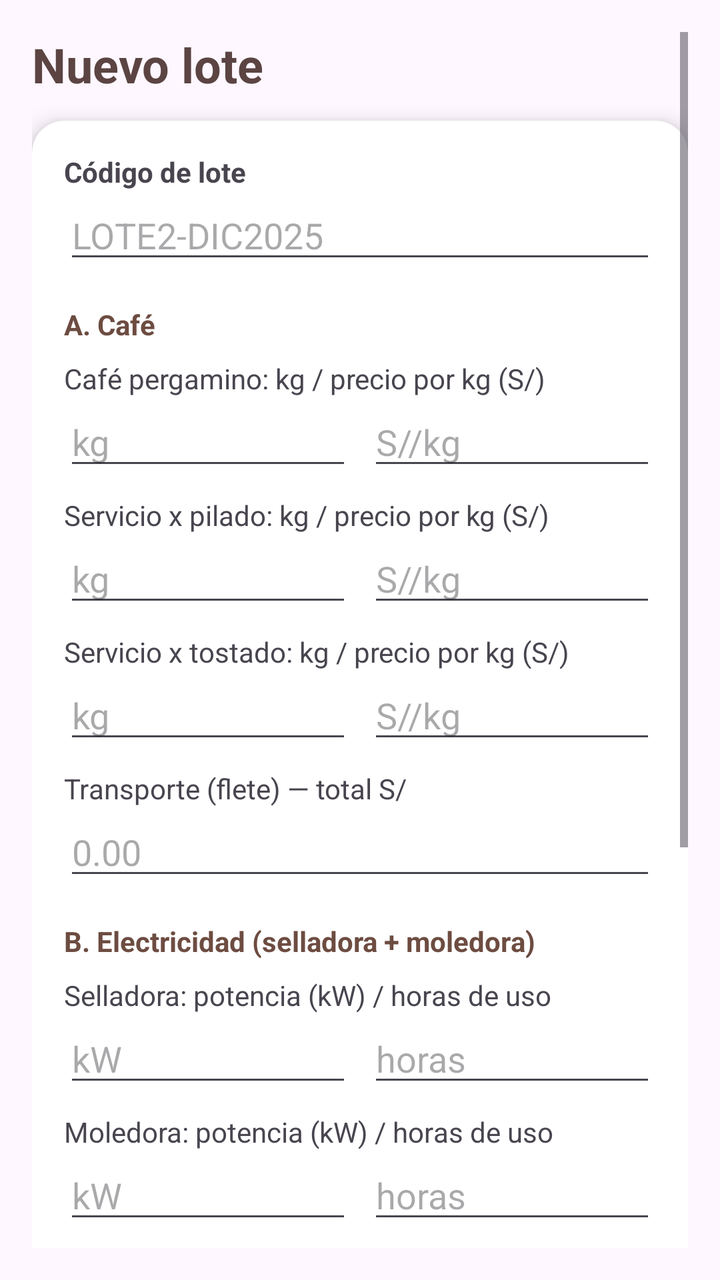
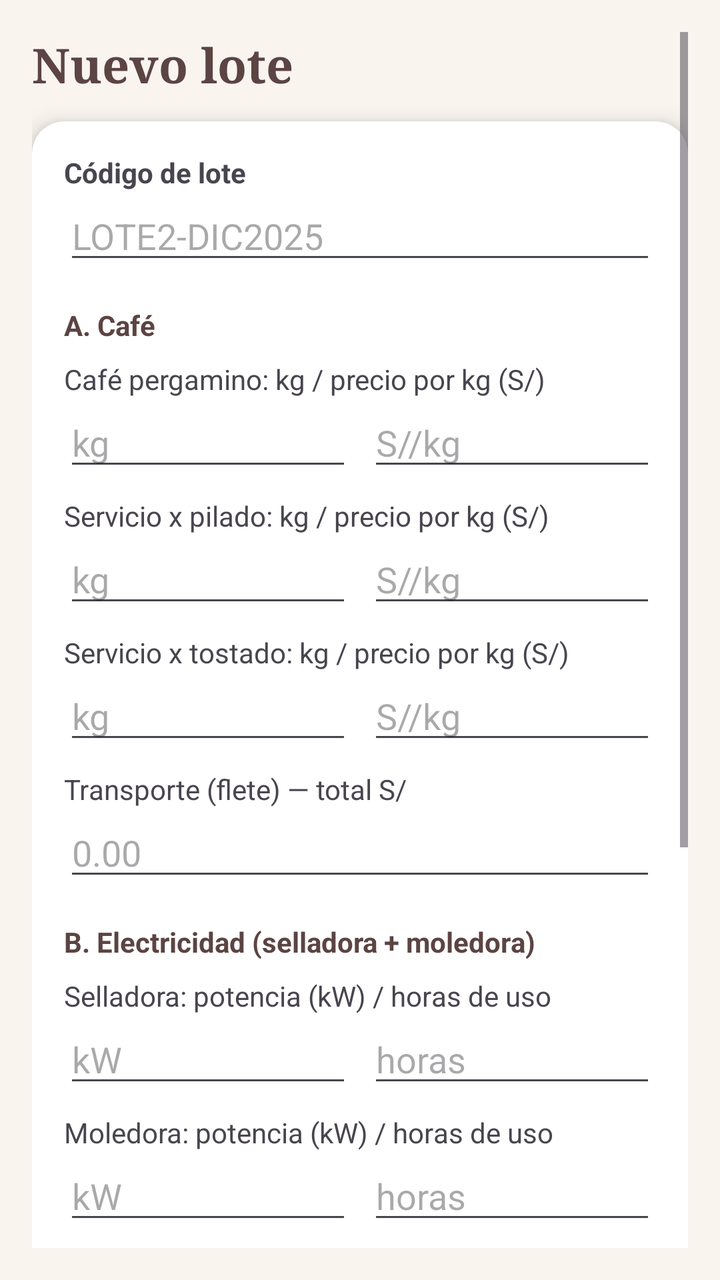

Screens rendered from an Android XML layout before and after an edit, with the pre-edit source and the edit as a unified diff.
<!-- AndroidManifest.xml: application theme Theme.CajaiCafeAdministracion -->
<!-- res/layout/activity_nuevo_lote.xml -->
<?xml version="1.0" encoding="utf-8"?>
<ScrollView xmlns:android="http://schemas.android.com/apk/res/android"
    xmlns:card_view="http://schemas.android.com/apk/res-auto"
    android:layout_width="match_parent"
    android:layout_height="match_parent"
    android:padding="16dp">

    <LinearLayout
        android:orientation="vertical"
        android:layout_width="match_parent"
        android:layout_height="wrap_content">

        <TextView
            android:layout_width="match_parent"
            android:layout_height="wrap_content"
            android:layout_gravity="center"
            android:layout_marginBottom="12dp"
            android:text="Nuevo lote"
            android:textColor="@color/cafeOscuro"
            android:textSize="24sp"
            android:textStyle="bold" />

        <androidx.cardview.widget.CardView
            android:layout_width="match_parent"
            android:layout_height="wrap_content"
            android:padding="16dp"
            card_view:contentPadding="16dp"
            android:backgroundTint="#FFFFFF"
            card_view:cardCornerRadius="16dp"
            card_view:cardElevation="6dp">

            <LinearLayout
                android:layout_width="match_parent"
                android:layout_height="wrap_content"
                android:orientation="vertical">

                <TextView android:text="Código de lote" android:textStyle="bold" android:layout_width="wrap_content" android:layout_height="wrap_content" />
                <EditText android:id="@+id/etCodigoLote" android:layout_width="match_parent" android:layout_height="wrap_content" android:hint="LOTE2-DIC2025" />

                <TextView android:text="A. Café" android:textStyle="bold" android:textColor="@color/cafeMedio" android:layout_marginTop="16dp" android:layout_width="wrap_content" android:layout_height="wrap_content" />

                <TextView android:text="Café pergamino: kg / precio por kg (S/)" android:layout_marginTop="8dp" android:layout_width="wrap_content" android:layout_height="wrap_content" />
                <LinearLayout android:orientation="horizontal" android:layout_width="match_parent" android:layout_height="wrap_content">
                    <EditText android:id="@+id/etPergaminoKg" android:layout_width="0dp" android:layout_weight="1" android:layout_marginEnd="8dp" android:inputType="numberDecimal" android:hint="kg" android:layout_height="wrap_content" />
                    <EditText android:id="@+id/etPergaminoPrecio" android:layout_width="0dp" android:layout_weight="1" android:inputType="numberDecimal" android:hint="S//kg" android:layout_height="wrap_content" />
                </LinearLayout>

                <TextView android:text="Servicio x pilado: kg / precio por kg (S/)" android:layout_marginTop="8dp" android:layout_width="wrap_content" android:layout_height="wrap_content" />
                <LinearLayout android:orientation="horizontal" android:layout_width="match_parent" android:layout_height="wrap_content">
                    <EditText android:id="@+id/etPiladoKg" android:layout_width="0dp" android:layout_weight="1" android:layout_marginEnd="8dp" android:inputType="numberDecimal" android:hint="kg" android:layout_height="wrap_content" />
                    <EditText android:id="@+id/etPiladoPrecio" android:layout_width="0dp" android:layout_weight="1" android:inputType="numberDecimal" android:hint="S//kg" android:layout_height="wrap_content" />
                </LinearLayout>

                <TextView android:text="Servicio x tostado: kg / precio por kg (S/)" android:layout_marginTop="8dp" android:layout_width="wrap_content" android:layout_height="wrap_content" />
                <LinearLayout android:orientation="horizontal" android:layout_width="match_parent" android:layout_height="wrap_content">
                    <EditText android:id="@+id/etTostadoKg" android:layout_width="0dp" android:layout_weight="1" android:layout_marginEnd="8dp" android:inputType="numberDecimal" android:hint="kg" android:layout_height="wrap_content" />
                    <EditText android:id="@+id/etTostadoPrecio" android:layout_width="0dp" android:layout_weight="1" android:inputType="numberDecimal" android:hint="S//kg" android:layout_height="wrap_content" />
                </LinearLayout>

                <TextView android:text="Transporte (flete) — total S/" android:layout_marginTop="8dp" android:layout_width="wrap_content" android:layout_height="wrap_content" />
                <EditText android:id="@+id/etFlete" android:layout_width="match_parent" android:inputType="numberDecimal" android:hint="0.00" android:layout_height="wrap_content" />

                <TextView android:text="B. Electricidad (selladora + moledora)" android:textStyle="bold" android:textColor="@color/cafeMedio" android:layout_marginTop="16dp" android:layout_width="wrap_content" android:layout_height="wrap_content" />

                <TextView android:text="Selladora: potencia (kW) / horas de uso" android:layout_marginTop="8dp" android:layout_width="wrap_content" android:layout_height="wrap_content" />
                <LinearLayout android:orientation="horizontal" android:layout_width="match_parent" android:layout_height="wrap_content">
                    <EditText android:id="@+id/etPotSelladora" android:layout_width="0dp" android:layout_weight="1" android:layout_marginEnd="8dp" android:inputType="numberDecimal" android:hint="kW" android:layout_height="wrap_content" />
                    <EditText android:id="@+id/etHorasSelladora" android:layout_width="0dp" android:layout_weight="1" android:inputType="numberDecimal" android:hint="horas" android:layout_height="wrap_content" />
                </LinearLayout>

                <TextView android:text="Moledora: potencia (kW) / horas de uso" android:layout_marginTop="8dp" android:layout_width="wrap_content" android:layout_height="wrap_content" />
                <LinearLayout android:orientation="horizontal" android:layout_width="match_parent" android:layout_height="wrap_content">
                    <EditText android:id="@+id/etPotMoledora" android:layout_width="0dp" android:layout_weight="1" android:layout_marginEnd="8dp" android:inputType="numberDecimal" android:hint="kW" android:layout_height="wrap_content" />
                    <EditText android:id="@+id/etHorasMoledora" android:layout_width="0dp" android:layout_weight="1" android:inputType="numberDecimal" android:hint="horas" android:layout_height="wrap_content" />
                </LinearLayout>

                <TextView android:text="Precio por kWh (según tu recibo de luz)" android:layout_marginTop="8dp" android:layout_width="wrap_content" android:layout_height="wrap_content" />
                <EditText android:id="@+id/etPrecioKwh" android:layout_width="match_parent" android:inputType="numberDecimal" android:hint="0.65" android:layout_height="wrap_content" />

                <TextView android:text="C. Empaque (temporal — total S/ de bolsas + stickers de esta compra)" android:textStyle="bold" android:textColor="@color/cafeMedio" android:layout_marginTop="16dp" android:layout_width="wrap_content" android:layout_height="wrap_content" />
                <EditText android:id="@+id/etEmpaqueTotal" android:layout_width="match_parent" android:inputType="numberDecimal" android:hint="0.00" android:layout_height="wrap_content" />

                <TextView android:text="Stock inicial de este lote (bolsas ya empacadas, si las hay)" android:textStyle="bold" android:textColor="@color/cafeMedio" android:layout_marginTop="16dp" android:layout_width="wrap_content" android:layout_height="wrap_content" />
                <LinearLayout android:orientation="horizontal" android:layout_width="match_parent" android:layout_height="wrap_content">
                    <EditText android:id="@+id/etStockBolsas12" android:layout_width="0dp" android:layout_weight="1" android:layout_marginEnd="8dp" android:inputType="number" android:hint="Bolsas 1/2kg" android:layout_height="wrap_content" />
                    <EditText android:id="@+id/etStockBolsas14" android:layout_width="0dp" android:layout_weight="1" android:inputType="number" android:hint="Bolsas 1/4kg" android:layout_height="wrap_content" />
                </LinearLayout>

                <Button
                    android:id="@+id/btnGuardarLote"
                    android:layout_width="match_parent"
                    android:layout_height="wrap_content"
                    android:layout_marginTop="20dp"
                    android:backgroundTint="@color/cafeOscuro"
                    android:textColor="#FFFFFF"
                    android:text="Guardar lote" />

            </LinearLayout>
        </androidx.cardview.widget.CardView>
    </LinearLayout>
</ScrollView>
<!-- resources referenced by this layout -->
<resources>
  <color name="cafeMedio">#6D4C41</color>
  <color name="cafeOscuro">#5B4442</color>
  <style name="Theme.CajaiCafeAdministracion" parent="Base.Theme.CajaiCafeAdministracion" />
  <style name="Base.Theme.CajaiCafeAdministracion" parent="Theme.Material3.DayNight.NoActionBar">
          
          
      </style>
</resources>

<!-- the commit's change to res/layout/activity_nuevo_lote.xml (unified diff, before → after) -->
@@ -16,8 +16,8 @@
             android:layout_gravity="center"
             android:layout_marginBottom="12dp"
             android:text="Nuevo lote"
-            android:textColor="@color/cafeOscuro"
-            android:textSize="24sp"
+            android:textColor="@color/textoMarca"
+            android:fontFamily="serif" android:textSize="24sp"
             android:textStyle="bold" />
 
         <androidx.cardview.widget.CardView
@@ -25,7 +25,7 @@
             android:layout_height="wrap_content"
             android:padding="16dp"
             card_view:contentPadding="16dp"
-            android:backgroundTint="#FFFFFF"
+            android:backgroundTint="@color/superficie"
             card_view:cardCornerRadius="16dp"
             card_view:cardElevation="6dp">
 
@@ -37,7 +37,7 @@
                 <TextView android:text="Código de lote" android:textStyle="bold" android:layout_width="wrap_content" android:layout_height="wrap_content" />
                 <EditText android:id="@+id/etCodigoLote" android:layout_width="match_parent" android:layout_height="wrap_content" android:hint="LOTE2-DIC2025" />
 
-                <TextView android:text="A. Café" android:textStyle="bold" android:textColor="@color/cafeMedio" android:layout_marginTop="16dp" android:layout_width="wrap_content" android:layout_height="wrap_content" />
+                <TextView android:text="A. Café" android:textStyle="bold" android:textColor="@color/textoMarca" android:layout_marginTop="16dp" android:layout_width="wrap_content" android:layout_height="wrap_content" />
 
                 <TextView android:text="Café pergamino: kg / precio por kg (S/)" android:layout_marginTop="8dp" android:layout_width="wrap_content" android:layout_height="wrap_content" />
                 <LinearLayout android:orientation="horizontal" android:layout_width="match_parent" android:layout_height="wrap_content">
@@ -60,7 +60,7 @@
                 <TextView android:text="Transporte (flete) — total S/" android:layout_marginTop="8dp" android:layout_width="wrap_content" android:layout_height="wrap_content" />
                 <EditText android:id="@+id/etFlete" android:layout_width="match_parent" android:inputType="numberDecimal" android:hint="0.00" android:layout_height="wrap_content" />
 
-                <TextView android:text="B. Electricidad (selladora + moledora)" android:textStyle="bold" android:textColor="@color/cafeMedio" android:layout_marginTop="16dp" android:layout_width="wrap_content" android:layout_height="wrap_content" />
+                <TextView android:text="B. Electricidad (selladora + moledora)" android:textStyle="bold" android:textColor="@color/textoMarca" android:layout_marginTop="16dp" android:layout_width="wrap_content" android:layout_height="wrap_content" />
 
                 <TextView android:text="Selladora: potencia (kW) / horas de uso" android:layout_marginTop="8dp" android:layout_width="wrap_content" android:layout_height="wrap_content" />
                 <LinearLayout android:orientation="horizontal" android:layout_width="match_parent" android:layout_height="wrap_content">
@@ -77,10 +77,10 @@
                 <TextView android:text="Precio por kWh (según tu recibo de luz)" android:layout_marginTop="8dp" android:layout_width="wrap_content" android:layout_height="wrap_content" />
                 <EditText android:id="@+id/etPrecioKwh" android:layout_width="match_parent" android:inputType="numberDecimal" android:hint="0.65" android:layout_height="wrap_content" />
 
-                <TextView android:text="C. Empaque (temporal — total S/ de bolsas + stickers de esta compra)" android:textStyle="bold" android:textColor="@color/cafeMedio" android:layout_marginTop="16dp" android:layout_width="wrap_content" android:layout_height="wrap_content" />
+                <TextView android:text="C. Empaque (temporal — total S/ de bolsas + stickers de esta compra)" android:textStyle="bold" android:textColor="@color/textoMarca" android:layout_marginTop="16dp" android:layout_width="wrap_content" android:layout_height="wrap_content" />
                 <EditText android:id="@+id/etEmpaqueTotal" android:layout_width="match_parent" android:inputType="numberDecimal" android:hint="0.00" android:layout_height="wrap_content" />
 
-                <TextView android:text="Stock inicial de este lote (bolsas ya empacadas, si las hay)" android:textStyle="bold" android:textColor="@color/cafeMedio" android:layout_marginTop="16dp" android:layout_width="wrap_content" android:layout_height="wrap_content" />
+                <TextView android:text="Stock inicial de este lote (bolsas ya empacadas, si las hay)" android:textStyle="bold" android:textColor="@color/textoMarca" android:layout_marginTop="16dp" android:layout_width="wrap_content" android:layout_height="wrap_content" />
                 <LinearLayout android:orientation="horizontal" android:layout_width="match_parent" android:layout_height="wrap_content">
                     <EditText android:id="@+id/etStockBolsas12" android:layout_width="0dp" android:layout_weight="1" android:layout_marginEnd="8dp" android:inputType="number" android:hint="Bolsas 1/2kg" android:layout_height="wrap_content" />
                     <EditText android:id="@+id/etStockBolsas14" android:layout_width="0dp" android:layout_weight="1" android:inputType="number" android:hint="Bolsas 1/4kg" android:layout_height="wrap_content" />
<!-- resource entries referenced after the edit -->
@@ -1,11 +1,38 @@
 <!-- resources referenced by this layout -->
 <resources>
-  <color name="cafeMedio">#6D4C41</color>
   <color name="cafeOscuro">#5B4442</color>
+  <color name="superficie">#FFFFFF</color>
+  <color name="textoMarca">#5B4442</color>
   <style name="Theme.CajaiCafeAdministracion" parent="Base.Theme.CajaiCafeAdministracion" />
   <style name="Base.Theme.CajaiCafeAdministracion" parent="Theme.Material3.DayNight.NoActionBar">
+          <item name="colorPrimary">@color/marcaPrimario</item>
+          <item name="colorOnPrimary">@color/marcaSobrePrimario</item>
+          <item name="colorPrimaryContainer">@color/marcaContenedor</item>
+          <item name="colorOnPrimaryContainer">@color/marcaSobreContenedor</item>
+          <item name="colorSecondary">@color/marcaSecundario</item>
+          <item name="colorOnSecondary">@color/marcaSobrePrimario</item>
+          <item name="colorTertiary">@color/positivo</item>
+          <item name="android:colorBackground">@color/fondo</item>
+          <item name="colorOnBackground">@color/texto</item>
+          <item name="colorSurface">@color/superficie</item>
+          <item name="colorOnSurface">@color/texto</item>
+          <item name="colorOnSurfaceVariant">@color/textoSecundario</item>
+          <item name="colorOutline">@color/borde</item>
           
-          
+          <item name="android:statusBarColor">@color/cafeProfundo</item>
+          <item name="android:navigationBarColor">@color/cafeProfundo</item>
+          <item name="android:windowLightStatusBar">false</item>
       </style>
+  <color name="marcaPrimario">#6D4C41</color>
+  <color name="marcaSobrePrimario">#FFFFFF</color>
+  <color name="marcaContenedor">#F3E3D8</color>
+  <color name="marcaSobreContenedor">#2B1F1D</color>
+  <color name="marcaSecundario">#8D6E63</color>
+  <color name="positivo">#2E7D32</color>
+  <color name="fondo">#F9F4EE</color>
+  <color name="texto">#2B1F1D</color>
+  <color name="textoSecundario">#6F625C</color>
+  <color name="borde">#D7CCC8</color>
+  <color name="cafeProfundo">#3E2723</color>
 </resources>
 
